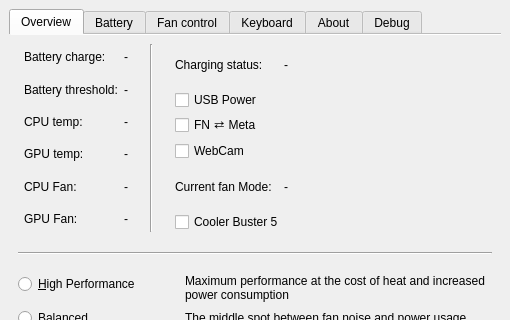
Before: the Qt Designer form src/mainwindow.ui in dmitry-s93/MControlCenter, drawn with Qt 5; both pictures show x 0 to 510 and y 0 to 320 of the 510 by 480 pixel window.
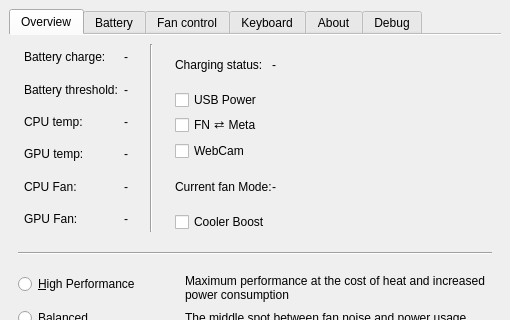
After: the same form once the commit is applied.

What changed in the file:
```diff
--- a/src/mainwindow.ui
+++ b/src/mainwindow.ui
@@ -379,7 +379,7 @@
              </size>
             </property>
             <property name="text">
-             <string>Cooler Buster 5</string>
+             <string>Cooler Boost</string>
             </property>
            </widget>
           </item>
```
Left out of the diff: 2 changed lines with no effect on the pictures.
